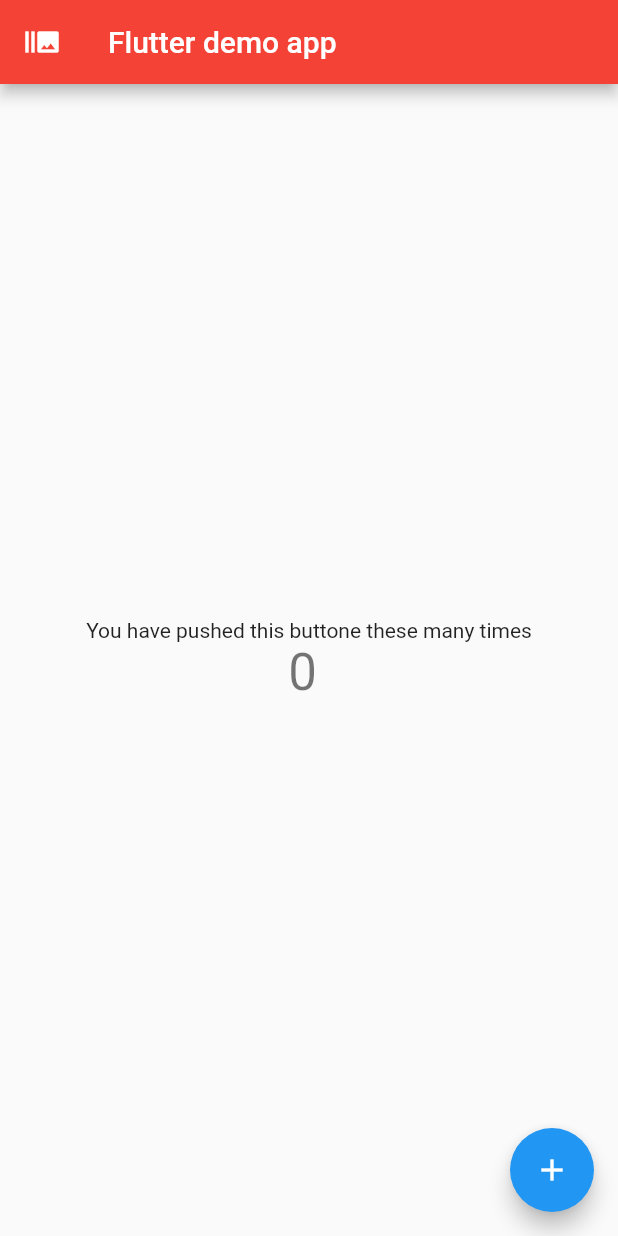
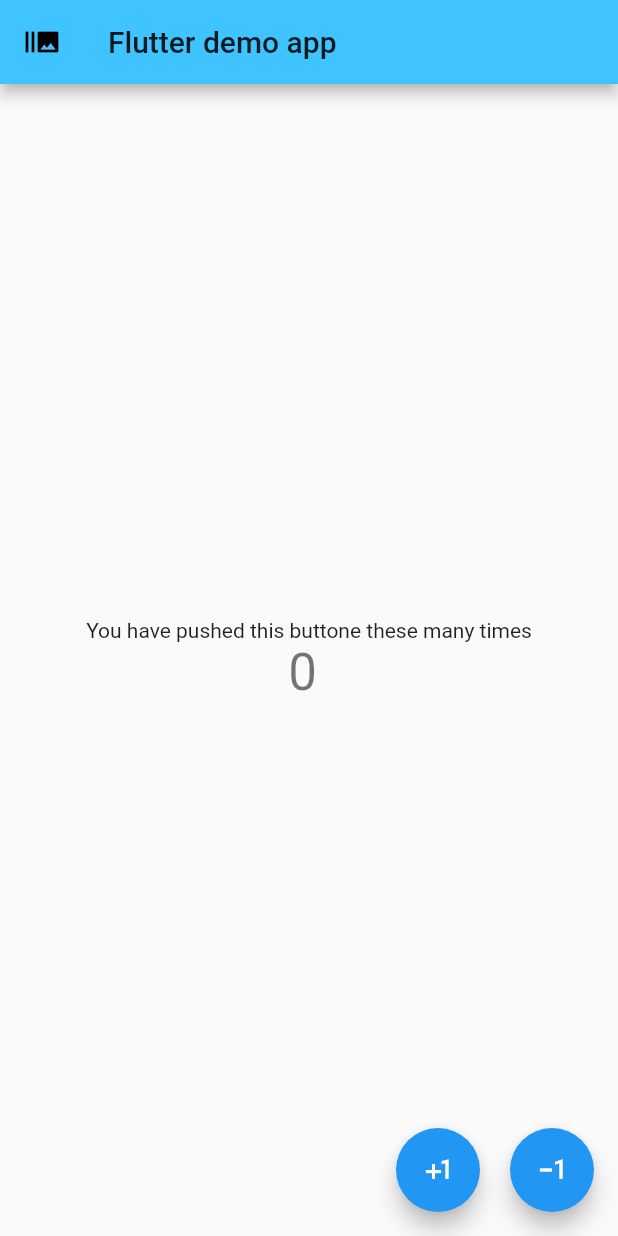
Before and after one commit to jaimoto81/flutter_caster_io, a Flutter app: the screen it shows after launch, on a phone screen of 412 x 824 dp. Run offline on Flutter 3.47's test engine with Material 2 defaults, Android fonts, the phone set to English and light mode, and no system bars.

Commit message:
Addition of minus FAB

```diff
--- a/lib/main.dart
+++ b/lib/main.dart
@@ -10,16 +10,21 @@ class MyApp extends StatelessWidget {
   @override
   Widget build(BuildContext context) {
     return MaterialApp(
+
       home: MyHomePage(),
-      title: "Flutter Demo",
       theme: ThemeData(
-        primaryColor: Colors.red,
+        primaryColor: Colors.lightBlueAccent,
       ),
     );
   }
 }
 
 class MyHomePage extends StatefulWidget {
+
+  MyHomePage({Key key,this.title}): super(key:key);
+
+  final String title;
+
   @override
   State<StatefulWidget> createState() {
     return MyHomePageState();
@@ -29,23 +34,45 @@ class MyHomePage extends StatefulWidget {
 class MyHomePageState extends State<MyHomePage> {
   int _counter = 0;
 
-  void incrementCounter(){
+  void incrementCounter() {
     setState(() {
       _counter++;
+    });
+  }
+
+  void decrementCounter() {
+    setState(() {
+      _counter--;
     });
   }
 
   @override
   Widget build(BuildContext context) {
     return Scaffold(
-      floatingActionButton: FloatingActionButton(
-        child: Icon(Icons.add),
-        tooltip: "Increment",
-        onPressed: () {
-          incrementCounter();
-          print(_counter);
-        },
+      floatingActionButton: Row(
+        mainAxisAlignment: MainAxisAlignment.end,
+        children: [
+          FloatingActionButton(
+            child: Icon(Icons.plus_one ),
+            tooltip: "Increment",
+            onPressed: () {
+              incrementCounter();
+              print(_counter);
+            },
+          ),
+          SizedBox(width: 20,),
+          FloatingActionButton(
+            child: Icon(Icons.exposure_minus_1),
+            tooltip: "Decrement",
+            onPressed: () {
+              decrementCounter();
+              print(_counter);
+            },
+          ),
+        ],
       ),
+
+
       appBar: AppBar(
         title: Text("Flutter demo app"),
         leading: Icon(Icons.burst_mode),
@@ -59,7 +86,10 @@ class MyHomePageState extends State<MyHomePage> {
             ),
             Text(
               "$_counter ",
-              style: Theme.of(context).textTheme.display1,
+              style: Theme
+                  .of(context)
+                  .textTheme
+                  .display1,
             ),
           ],
         ),
```
